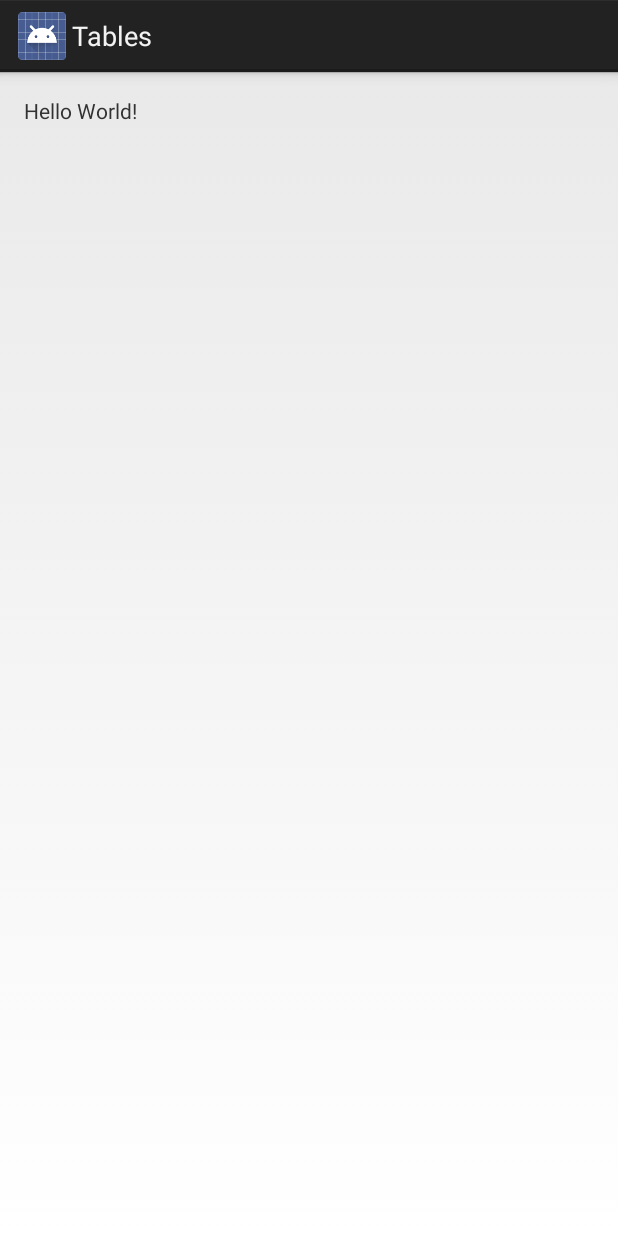
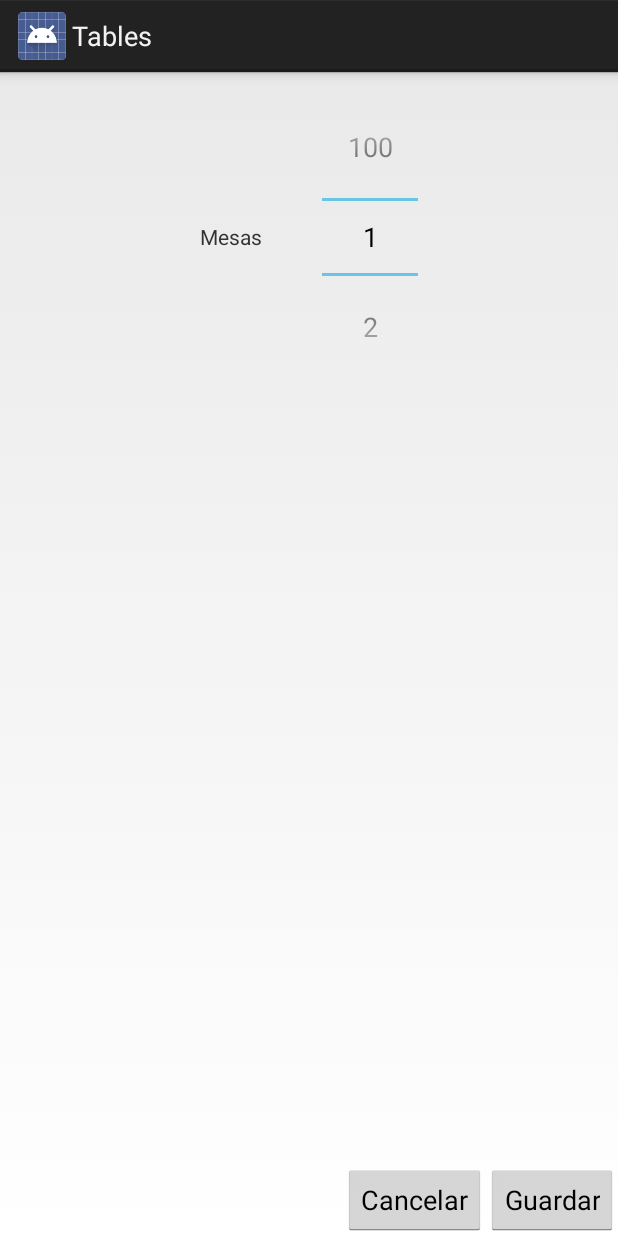
Before and after one commit to afusterm/Tables, an Android app: the screen it shows after launch (TablesActivity before the commit, SettingsActivity after it), on a phone screen of 412 x 824 dp. Run offline under Robolectric (Android 15) with nearby library versions, the phone set to English and light mode, and no system bars.

Commit message:
pantalla de ajustes

```diff
--- a/app/src/main/AndroidManifest.xml
+++ b/app/src/main/AndroidManifest.xml
@@ -8,13 +8,16 @@
         android:label="@string/app_name"
         android:supportsRtl="true"
         android:theme="@style/AppTheme">
-        <activity android:name=".TablesActivity">
+        <activity android:name=".activity.TablesActivity">
             <intent-filter>
                 <action android:name="android.intent.action.MAIN"/>
 
                 <category android:name="android.intent.category.LAUNCHER"/>
             </intent-filter>
         </activity>
+        <activity android:name=".activity.SettingsActivity">
+
+        </activity>
     </application>
 
 </manifest>
--- /dev/null
+++ b/app/src/main/java/io/keepcoding/tables/activity/SettingsActivity.java
@@ -0,0 +1,60 @@
+package io.keepcoding.tables.activity;
+
+import android.app.Activity;
+import android.content.Intent;
+import android.os.Bundle;
+import android.view.View;
+import android.widget.NumberPicker;
+
+import io.keepcoding.tables.R;
+
+
+public class SettingsActivity extends Activity {
+    public static final String EXTRA_TABLES = "tables";
+
+    private NumberPicker mPicker;
+    private int mTables;
+
+    @Override
+    protected void onCreate(Bundle savedInstanceState) {
+        super.onCreate(savedInstanceState);
+        setContentView(R.layout.activity_settings);
+
+        mTables = getIntent().getIntExtra(EXTRA_TABLES, 1);
+        configurePicker();
+
+        findViewById(R.id.cancel_button).setOnClickListener(new View.OnClickListener() {
+            @Override
+            public void onClick(View view) {
+                cancel();
+            }
+        });
+
+        findViewById(R.id.save_button).setOnClickListener(new View.OnClickListener() {
+            @Override
+            public void onClick(View view) {
+                save();
+            }
+        });
+    }
+
+    private void configurePicker() {
+        mPicker = (NumberPicker) findViewById(R.id.tables_picker);
+        mPicker.setMaxValue(100);
+        mPicker.setMinValue(1);
+        mPicker.setWrapSelectorWheel(true);
+        mPicker.setValue(mTables);
+    }
+
+    private void cancel() {
+        setResult(RESULT_CANCELED);
+        finish();
+    }
+
+    private void save() {
+        Intent intent = new Intent();
+        intent.putExtra(EXTRA_TABLES, mPicker.getValue());
+        setResult(RESULT_OK, intent);
+        finish();
+    }
+}
--- /dev/null
+++ b/app/src/main/java/io/keepcoding/tables/activity/TablesActivity.java
@@ -0,0 +1,113 @@
+package io.keepcoding.tables.activity;
+
+import android.app.Activity;
+import android.content.Intent;
+import android.os.Bundle;
+import android.preference.PreferenceManager;
+import android.view.Menu;
+import android.view.MenuInflater;
+import android.view.MenuItem;
+import android.view.View;
+import android.widget.AdapterView;
+import android.widget.ArrayAdapter;
+import android.widget.ListView;
+
+import java.util.ArrayList;
+import java.util.List;
+
+import io.keepcoding.tables.R;
+
+public class TablesActivity extends Activity {
+    private static final int REQUEST_TABLES = 1;
+    private static final String NUMBER_OF_TABLES = "NumberOfTables";
+
+    private ListView mListView;
+    private MenuItem mSettings;
+    private int mTables;
+
+    @Override
+    protected void onCreate(Bundle savedInstanceState) {
+        super.onCreate(savedInstanceState);
+        setContentView(R.layout.activity_tables);
+        int tables = PreferenceManager.getDefaultSharedPreferences(this).getInt(NUMBER_OF_TABLES, 0);
+
+        if (tables == 0) {
+            openSettings();
+        } else {
+            setTables(tables);
+        }
+    }
+
+    @Override
+    public boolean onCreateOptionsMenu(Menu menu) {
+        super.onCreateOptionsMenu(menu);
+
+        MenuInflater inflater = getMenuInflater();
+        inflater.inflate(R.menu.menu_tables, menu);
+
+        return true;
+    }
+
+    @Override
+    public boolean onMenuItemSelected(int featureId, MenuItem item) {
+        super.onMenuItemSelected(featureId, item);
+
+        if (item.getItemId() == R.id.menu_show_settings) {
+            openSettings();
+        }
+
+        return true;
+    }
+
+    @Override
+    protected void onActivityResult(int requestCode, int resultCode, Intent data) {
+        super.onActivityResult(requestCode, resultCode, data);
+
+        if (requestCode == REQUEST_TABLES && resultCode == RESULT_OK) {
+            setTables(data.getIntExtra(SettingsActivity.EXTRA_TABLES, 1));
+            PreferenceManager.getDefaultSharedPreferences(this)
+                    .edit()
+                    .putInt(NUMBER_OF_TABLES, mTables)
+                    .apply();
+        }
+    }
+
+    private void setTables(int tables) {
+        mTables = tables;
+        fillListWithTables();
+    }
+
+    private void openSettings() {
+        Intent intent = new Intent(this, SettingsActivity.class);
+
+        if (mTables != 0) {
+            intent.putExtra(SettingsActivity.EXTRA_TABLES, mTables);
+        }
+
+        startActivityForResult(intent, REQUEST_TABLES);
+    }
+
+    private void fillListWithTables() {
+        ListView list = (ListView) findViewById(android.R.id.list);
+        List<String> tables = createTablesModel(mTables);
+        ArrayAdapter<String> adapter = new ArrayAdapter<String>(this,
+                android.R.layout.simple_list_item_1, tables);
+        list.setAdapter(adapter);
+        list.setOnItemClickListener(new AdapterView.OnItemClickListener() {
+            @Override
+            public void onItemClick(AdapterView<?> adapterView, View view, int position, long id) {
+
+            }
+        });
+    }
+
+    private List<String> createTablesModel(int tables) {
+        List<String> model = new ArrayList<String>();
+
+        for (int i = 0; i < tables; i++) {
+            model.add(String.format("Mesa %d", i + 1));
+        }
+
+        return model;
+    }
+}
--- /dev/null
+++ b/app/src/main/res/layout/activity_settings.xml
@@ -0,0 +1,42 @@
+<?xml version="1.0" encoding="utf-8"?>
+<LinearLayout xmlns:android="http://schemas.android.com/apk/res/android"
+              android:orientation="vertical"
+              android:layout_width="match_parent"
+              android:layout_height="match_parent">
+
+    <LinearLayout
+        android:layout_width="wrap_content"
+        android:layout_height="wrap_content"
+        android:orientation="horizontal"
+        android:layout_gravity="center_horizontal"
+        android:padding="20dp">
+        <TextView
+            android:layout_width="wrap_content"
+            android:layout_height="wrap_content"
+            android:text="Mesas"
+            android:layout_marginRight="20dp"
+            android:layout_gravity="center"/>
+        <NumberPicker
+            android:id="@+id/tables_picker"
+            android:layout_width="wrap_content"
+            android:layout_height="wrap_content"
+            android:layout_marginLeft="20dp"/>
+    </LinearLayout>
+    <LinearLayout
+        android:layout_width="match_parent"
+        android:layout_height="match_parent"
+        android:orientation="horizontal"
+        android:gravity="right|bottom">
+        <Button
+            android:id="@+id/cancel_button"
+            android:layout_width="wrap_content"
+            android:layout_height="wrap_content"
+            android:text="@string/cancel"/>
+        <Button
+            android:id="@+id/save_button"
+            android:layout_width="wrap_content"
+            android:layout_height="wrap_content"
+            android:text="@string/save"/>
+    </LinearLayout>
+
+</LinearLayout>
--- /dev/null
+++ b/app/src/main/res/menu/menu_tables.xml
@@ -0,0 +1,4 @@
+<?xml version="1.0" encoding="utf-8"?>
+<menu xmlns:android="http://schemas.android.com/apk/res/android">
+    <item android:id="@+id/menu_show_settings" android:title="@string/settings"/>
+</menu>
--- a/app/src/main/res/values/dimens.xml
+++ b/app/src/main/res/values/dimens.xml
@@ -2,4 +2,6 @@
     <!-- Default screen margins, per the Android Design guidelines. -->
     <dimen name="activity_horizontal_margin">16dp</dimen>
     <dimen name="activity_vertical_margin">16dp</dimen>
+    <dimen name="table_title">18sp</dimen>
+    <dimen name="table_button">24sp</dimen>
 </resources>
--- a/app/src/main/res/values/strings.xml
+++ b/app/src/main/res/values/strings.xml
@@ -1,3 +1,8 @@
 <resources>
     <string name="app_name">Tables</string>
+    <string name="settings">Ajustes</string>
+    <string name="cancel">Cancelar</string>
+    <string name="save">Guardar</string>
+    <string name="tables_title">Selecciona mesa</string>
+    <string name="tables_warning">Indicar las mesas en los ajustes</string>
 </resources>
--- a/app/src/main/res/values/styles.xml
+++ b/app/src/main/res/values/styles.xml
@@ -3,6 +3,7 @@
     <!-- Base application theme. -->
     <style name="AppTheme" parent="android:Theme.Holo.Light.DarkActionBar">
         <!-- Customize your theme here. -->
+
     </style>
 
 </resources>
```
Also changed, not shown: app/src/main/java/io/keepcoding/tables/TablesActivity.java (deleted, +0 -13 lines), app/src/main/res/layout/activity_tables.xml (+14 -4 lines).
